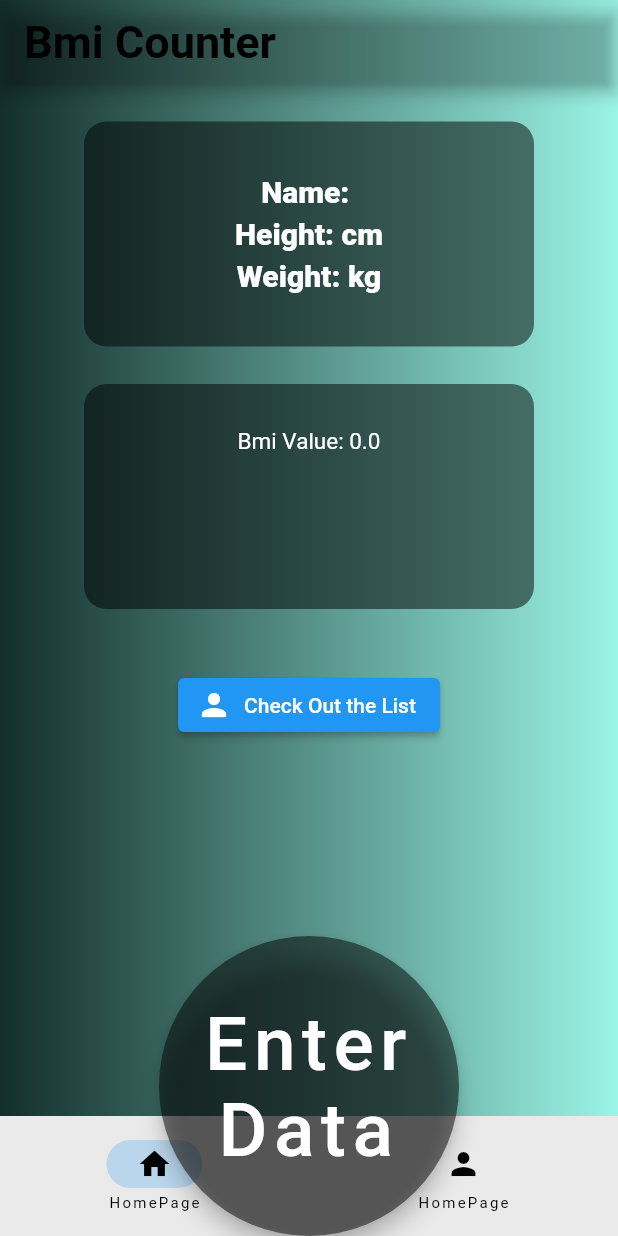
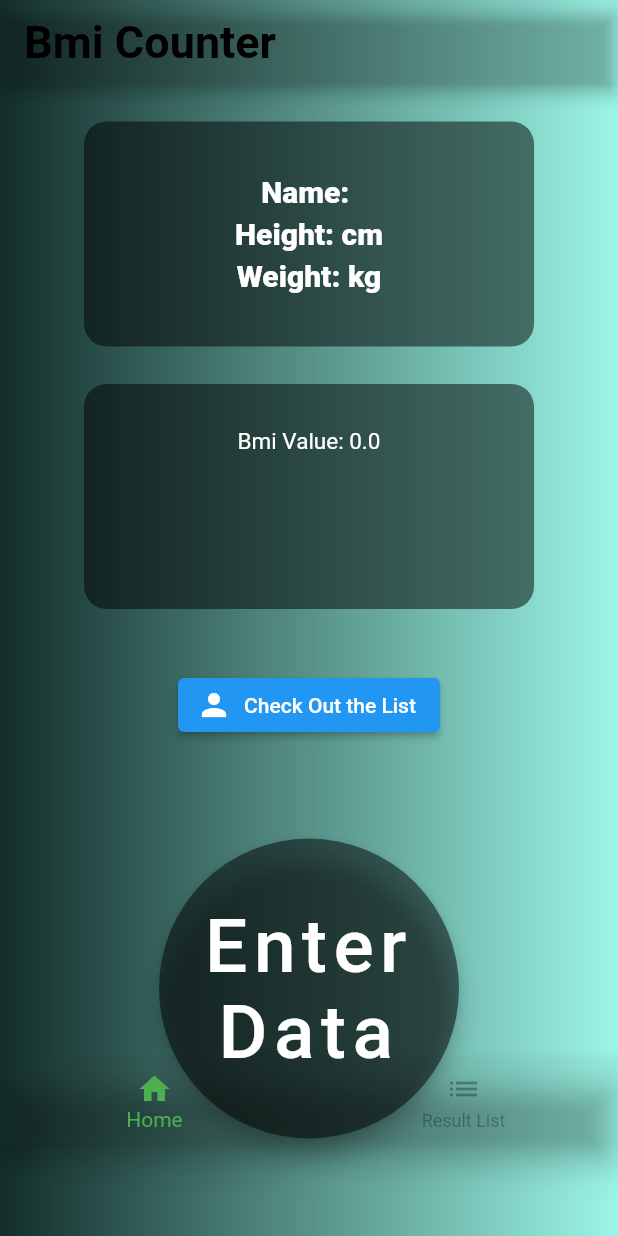
Before and after one commit to RticRtic/BmiCounter, a Flutter app: the screen it shows after launch, on a phone screen of 412 x 824 dp. Run offline on Flutter 3.47's test engine with Material 2 defaults, Android fonts, the phone set to English and light mode, and no system bars.

Commit message:
Adding bottomnavigationbar

```diff
--- a/lib/main.dart
+++ b/lib/main.dart
@@ -1,3 +1,5 @@
+import 'dart:ui';
+
 import 'package:bmi_counter_new/bmi_result_list.dart';
 import 'package:bmi_counter_new/new_person_info.dart';
 import 'package:bmi_counter_new/person_model.dart';
@@ -16,8 +18,8 @@ class MyApp extends StatelessWidget {
       debugShowCheckedModeBanner: false,
       title: "BMI COUNTER",
       theme: ThemeData(
-        appBarTheme: const AppBarTheme(
-          color: Color.fromRGBO(255, 19, 4, 0),
+        appBarTheme: AppBarTheme(
+          backgroundColor: Colors.white.withOpacity(0.009),
         ),
       ),
       home: const HomePage(
@@ -57,6 +59,7 @@ class HomePage extends StatefulWidget {
 
 class _HomePageState extends State<HomePage> {
   final List<Person> person = [];
+  int currentPage = 0;
 
   startModalBottomSheet(BuildContext context) {
     showModalBottomSheet(
@@ -73,6 +76,12 @@ class _HomePageState extends State<HomePage> {
       person.add(newPerson);
     });
   }
+
+  // void navigationSelection(int index) {
+  //   setState(() {
+  //     currentPage = index;
+  //   });
+  // }
 
   @override
   Widget build(BuildContext context) {
@@ -219,17 +228,26 @@ class _HomePageState extends State<HomePage> {
               icon: const Icon(Icons.person),
               label: const Text("Check Out the List"),
             ),
-          ],
-        ),
-        bottomNavigationBar: NavigationBar(
-          destinations: const [
-            NavigationDestination(icon: Icon(Icons.home), label: "HomePage"),
-            NavigationDestination(icon: Icon(Icons.person), label: "HomePage"),
+            const Padding(
+              padding: EdgeInsets.only(top: 212.0),
+            ),
+            BottomNavigationBar(
+              type: BottomNavigationBarType.fixed,
+              backgroundColor: Colors.white.withOpacity(0.009),
+              selectedItemColor: Colors.green,
+              unselectedItemColor: Colors.transparent.withOpacity(0.3),
+              items: const [
+                BottomNavigationBarItem(icon: Icon(Icons.home), label: "Home"),
+                BottomNavigationBarItem(
+                    icon: Icon(Icons.list), label: "Result List"),
+              ],
+            ),
           ],
         ),
         floatingActionButton: Container(
           height: 200,
           width: 200,
+          margin: const EdgeInsets.only(bottom: 65.0),
           child: FittedBox(
             child: FloatingActionButton(
               onPressed: () => startModalBottomSheet(context),
```
